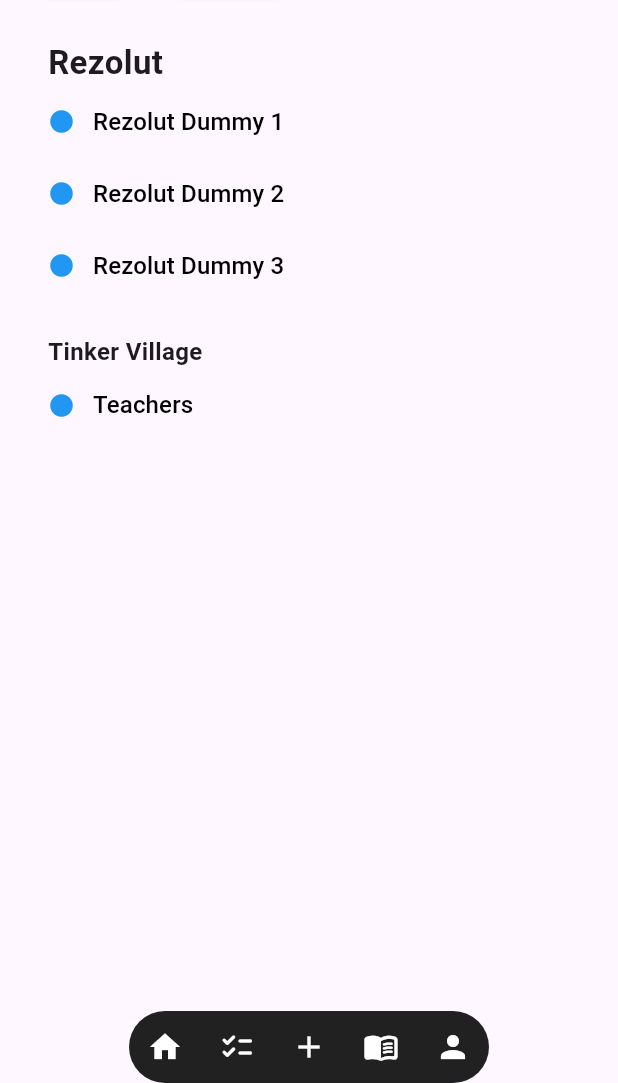
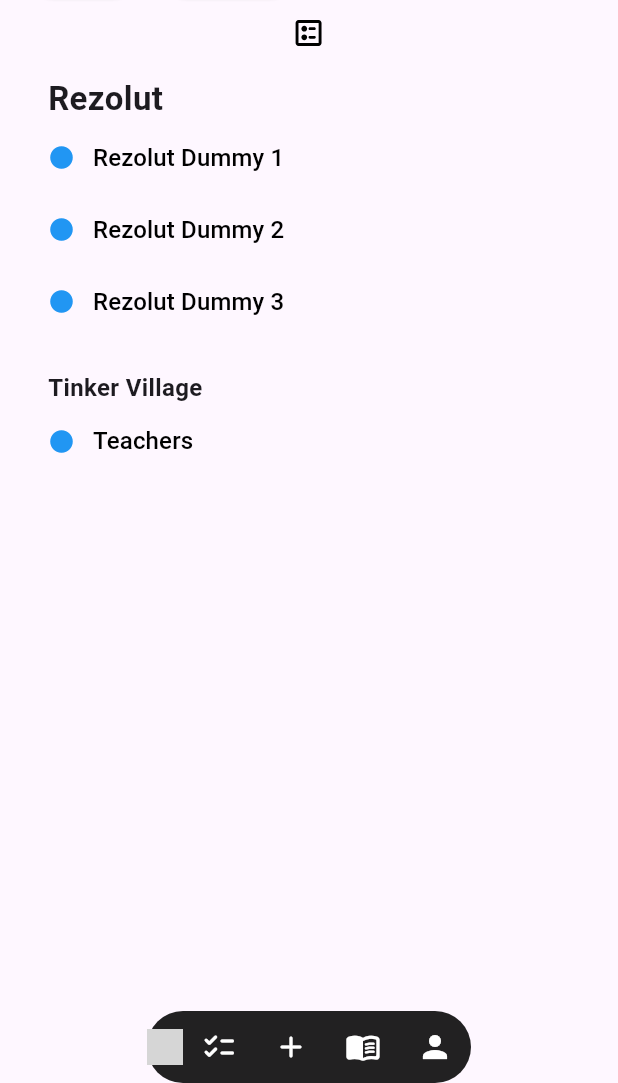
Before and after one commit to Durgesh9M/feed-spaces, a Flutter app: the screen it shows after launch, tab 2 chosen, on a phone screen of 412 x 824 dp, the part 153-1236 px from its top. Run offline on Flutter 3.47's test engine with Material 3 defaults, Android fonts, the phone set to English and light mode, and no system bars; our stand-ins replace bloc, flutter_bloc, flutter_svg; grey boxes are pictures that could not be loaded.

Commit message:
svg pics added

```diff
--- /dev/null
+++ b/devtools_options.yaml
@@ -0,0 +1,3 @@
+description: This file stores settings for Dart & Flutter DevTools.
+documentation: https://docs.flutter.dev/tools/devtools/extensions#configure-extension-enablement-states
+extensions:
--- a/lib/features/feed_spaces/ui/feed_spaces_screen.dart
+++ b/lib/features/feed_spaces/ui/feed_spaces_screen.dart
@@ -2,6 +2,7 @@
 import 'package:feed_spaces/features/feed_spaces/ui/widgets/spaces_screen.dart';
 import 'package:flutter/material.dart';
 import 'package:flutter_bloc/flutter_bloc.dart';
+import 'package:flutter_svg/flutter_svg.dart';
 
 import 'widgets/feed_screen.dart';
 
@@ -25,17 +26,29 @@
         child: Row(
           mainAxisSize: MainAxisSize.min,
           children: [
-            IconButton(
-              onPressed: () {},
-              icon: Icon(Icons.home, color: Colors.white),
+            // IconButton(
+            //   onPressed: () {},
+            //   icon: Icon(Icons.home, color: Colors.white),
+            // ),
+
+            SvgPicture.asset(
+              'assets/icons/.svg',
+              height: 24,
+              width: 24,
+              alignment: Alignment.center,
+              // color: Colors.white,
+              // Optional: show a placeholder while loading.
+              // placeholderBuilder: (BuildContext context) =>
+              //     const CircularProgressIndicator(),
             ),
+
             IconButton(
               onPressed: () {},
               icon: Icon(Icons.checklist_rounded, color: Colors.white),
             ),
             IconButton(
               onPressed: () {},
-              icon: Icon(Icons.add, color: Colors.white),
+              icon: Icon(Icons.add_rounded, color: Colors.white),
             ),
             IconButton(
               onPressed: () {},
@@ -99,6 +112,13 @@
               SizedBox(
                 height: 10,
               ),
+              SvgPicture.asset(
+                'assets/icons/feed_dashboard_fill_icon.svg',
+                color: Colors.black,
+                height: 24,
+                width: 24,
+              ),
+
               BlocBuilder<FeedSpacesBloc, FeedSpacesState>(
                 bloc: feedSpacesBloc,
                 builder: (context, state) {
--- a/pubspec.yaml
+++ b/pubspec.yaml
@@ -32,6 +32,7 @@
     sdk: flutter
   flutter_bloc: ^8.1.5
   bloc: ^8.1.4
+  flutter_svg: ^2.0.17
 
   # The following adds the Cupertino Icons font to your application.
   # Use with the CupertinoIcons class for iOS style icons.
@@ -60,8 +61,9 @@
   uses-material-design: true
 
   # To add assets to your application, add an assets section, like this:
-  # assets:
-  #   - images/a_dot_burr.jpeg
+  assets:
+    - assets/
+    - assets/icons/
   #   - images/a_dot_ham.jpeg
 
   # An image asset can refer to one or more resolution-specific "variants", see
```
Also changed, not shown: assets/icons/Audit.svg (added), assets/icons/Customer.svg (added), assets/icons/Home Page.svg (added), assets/icons/Open Book.svg (added), assets/icons/Plus Math.svg (added), assets/icons/feed_dashboard_fill_icon.svg (added), pubspec.lock, 1 other file.
